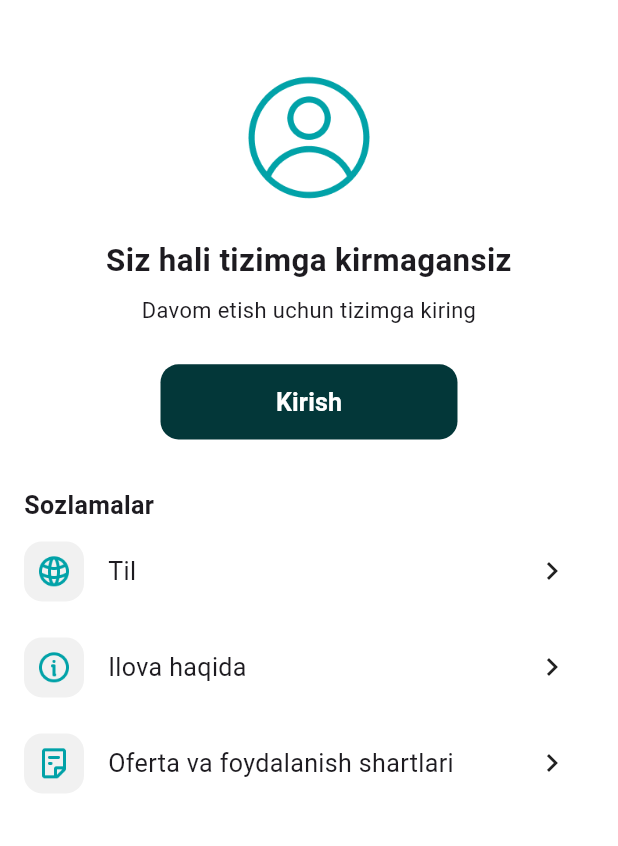
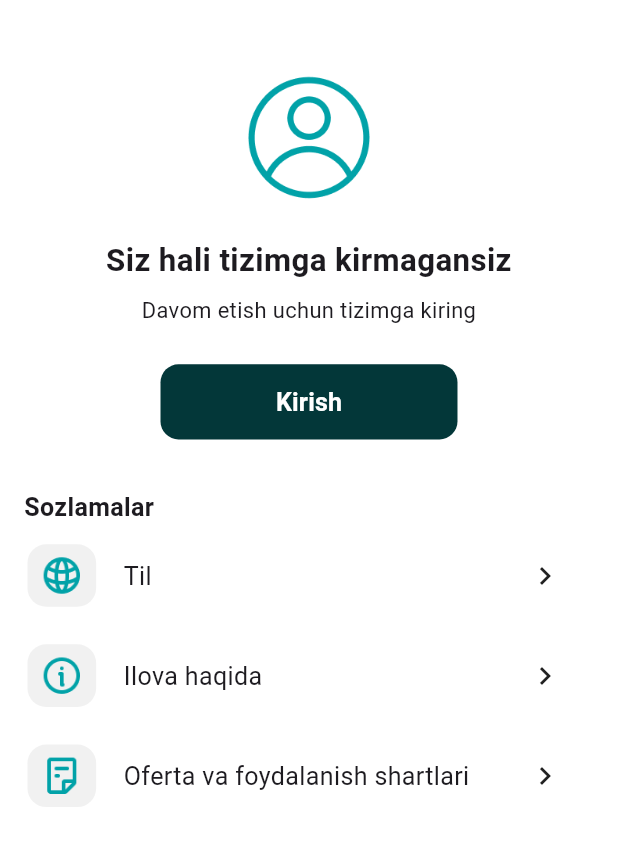
Before and after one commit to USOFT-PROJECT/quyoshli_mobile, a Flutter app: the ProfilePage screen opened directly, on a phone screen of 412 x 824 dp. Shown: the top 846 px of the screen. Run offline on Flutter 3.47's test engine with Material 3 defaults, Android fonts, the phone set to English and light mode, and no system bars; our stand-ins replace cached_network_image, device_info_plus, flutter_html, flutter_screenutil, flutter_svg, fluttertoast and 9 more; missing offline and left inert: http_interceptor, styled_divider; accounts and stored records are empty; statements that could not run were skipped.

Commit message:
cut icons bug fixed

```diff
--- a/lib/pages/subpage/profile_page.dart
+++ b/lib/pages/subpage/profile_page.dart
@@ -32,7 +32,7 @@ class _ProfilePageState extends State<ProfilePage> {
         if (profileController.isRegistered) {
           return Scaffold(
             appBar: AppBar(
-              toolbarHeight: 0,
+              toolbarHeight: 0.h,
               surfaceTintColor: Colors.white,
               backgroundColor: Colors.white,
             ),
@@ -470,7 +470,7 @@ class _ProfilePageState extends State<ProfilePage> {
                       width: 80.w,
                       child: Image.asset("assets/images/im_profile.png"),
                     ),
-                     SizedBox(height: 24.h),
+                    SizedBox(height: 24.h),
                     Container(
                       // height: 56,
                       // width: 173,
@@ -485,7 +485,7 @@ class _ProfilePageState extends State<ProfilePage> {
                         textAlign: TextAlign.center,
                       ),
                     ),
-                     SizedBox(height: 8.h),
+                    SizedBox(height: 8.h),
                     Text(
                       "please_login".tr,
                       textScaleFactor: 1.0,
@@ -493,7 +493,7 @@ class _ProfilePageState extends State<ProfilePage> {
                           fontSize: 14.sp, fontWeight: FontWeight.w400),
                       textAlign: TextAlign.center,
                     ),
-                     SizedBox(height: 24.h),
+                    SizedBox(height: 24.h),
 
                     // login button
                     Container(
@@ -532,7 +532,7 @@ class _ProfilePageState extends State<ProfilePage> {
                       ),
                     ),
 
-                    const SizedBox(height: 32),
+                    SizedBox(height: 32.h),
 
                     // settings / Настройки
                     Container(
@@ -561,30 +561,30 @@ class _ProfilePageState extends State<ProfilePage> {
                             context, controller, controller.isUzbekSelected);
                       },
                       child: Container(
-                        padding: const EdgeInsets.symmetric(
-                            horizontal: 16, vertical: 12),
+                        padding: EdgeInsets.symmetric(
+                            horizontal: 16.w, vertical: 12.h),
                         color: Colors.transparent,
-                        height: 64,
+                        height: 64.h,
                         child: Row(
                           children: [
                             Container(
-                              width: 40,
-                              height: 50,
-                              padding: const EdgeInsets.all(8),
+                              width: 40.w,
+                              height: 50.h,
+                              padding: EdgeInsets.all(8.h),
                               decoration: BoxDecoration(
-                                borderRadius: BorderRadius.circular(12),
+                                borderRadius: BorderRadius.circular(12.r),
                                 color: const Color.fromRGBO(241, 241, 241, 1),
                               ),
                               child: Container(
-                                height: 24,
-                                width: 24,
+                                height: 24.h,
+                                width: 24.w,
                                 child: Image.asset(
                                   'assets/icons/ic_lang.png',
                                   fit: BoxFit.cover,
                                 ),
                               ),
                             ),
-                            const SizedBox(width: 16),
+                            SizedBox(width: 16.w),
                             Expanded(
                               child: Text(
                                 "language".tr,
@@ -596,7 +596,7 @@ class _ProfilePageState extends State<ProfilePage> {
                               ),
                             ),
                             Container(
-                              margin: const EdgeInsets.only(right: 16),
+                              margin: EdgeInsets.only(right: 16.w),
                               child: const Icon(Icons.keyboard_arrow_right),
                             ),
                           ],
@@ -610,32 +610,32 @@ class _ProfilePageState extends State<ProfilePage> {
                         controller.goAboutPage();
                       },
                       child: Container(
-                        padding: const EdgeInsets.symmetric(
-                          horizontal: 16,
-                          vertical: 12,
+                        padding: EdgeInsets.symmetric(
+                          horizontal: 16.w,
+                          vertical: 12.h,
                         ),
                         color: Colors.transparent,
-                        height: 64,
+                        height: 64.h,
                         child: Row(
                           children: [
                             Container(
-                              width: 40,
-                              height: 50,
-                              padding: const EdgeInsets.all(8),
+                              width: 40.w,
+                              height: 50.h,
+                              padding: EdgeInsets.all(8.h),
                               decoration: BoxDecoration(
-                                borderRadius: BorderRadius.circular(12),
+                                borderRadius: BorderRadius.circular(12.r),
                                 color: const Color.fromRGBO(241, 241, 241, 1),
                               ),
                               child: Container(
-                                height: 24,
-                                width: 24,
+                                height: 24.h,
+                                width: 24.w,
                                 child: Image.asset(
                                   'assets/icons/ic_info.png',
                                   fit: BoxFit.cover,
                                 ),
                               ),
                             ),
-                            const SizedBox(width: 16),
+                            SizedBox(width: 16.w),
                             Expanded(
                               child: Text(
                                 "about_app".tr,
@@ -647,7 +647,7 @@ class _ProfilePageState extends State<ProfilePage> {
                               ),
                             ),
                             Container(
-                              margin: const EdgeInsets.only(right: 16),
+                              margin: EdgeInsets.only(right: 16.w),
                               child: const Icon(Icons.keyboard_arrow_right),
                             ),
                           ],
@@ -661,32 +661,32 @@ class _ProfilePageState extends State<ProfilePage> {
                         profileController.goTermsPage();
                       },
                       child: Container(
-                        padding: const EdgeInsets.symmetric(
-                          horizontal: 16,
-                          vertical: 12,
+                        padding: EdgeInsets.symmetric(
+                          horizontal: 16.w,
+                          vertical: 12.h,
                         ),
                         color: Colors.transparent,
-                        height: 64,
+                        height: 64.h,
                         child: Row(
                           children: [
                             Container(
-                              width: 40,
-                              height: 50,
-                              padding: const EdgeInsets.all(8),
+                              width: 40.w,
+                              height: 50.h,
+                              padding: EdgeInsets.all(8.r),
                               decoration: BoxDecoration(
-                                borderRadius: BorderRadius.circular(12),
+                                borderRadius: BorderRadius.circular(12.r),
                                 color: const Color.fromRGBO(241, 241, 241, 1),
                               ),
                               child: Container(
-                                height: 24,
-                                width: 24,
+                                height: 24.h,
+                                width: 24.w,
                                 child: Image.asset(
                                   'assets/icons/ic_offer.png',
                                   fit: BoxFit.cover,
                                 ),
                               ),
                             ),
-                            const SizedBox(width: 16),
+                            SizedBox(width: 16.w),
                             Expanded(
                               child: Text(
                                 "policy".tr,
@@ -699,7 +699,7 @@ class _ProfilePageState extends State<ProfilePage> {
                               ),
                             ),
                             Container(
-                              margin: const EdgeInsets.only(right: 16),
+                              margin: EdgeInsets.only(right: 16.w),
                               child: const Icon(Icons.keyboard_arrow_right),
                             ),
                           ],
@@ -707,7 +707,7 @@ class _ProfilePageState extends State<ProfilePage> {
                       ),
                     ),
 
-                    const SizedBox(height: 20),
+                    SizedBox(height: 20.h),
                   ],
                 ),
               ),
```
